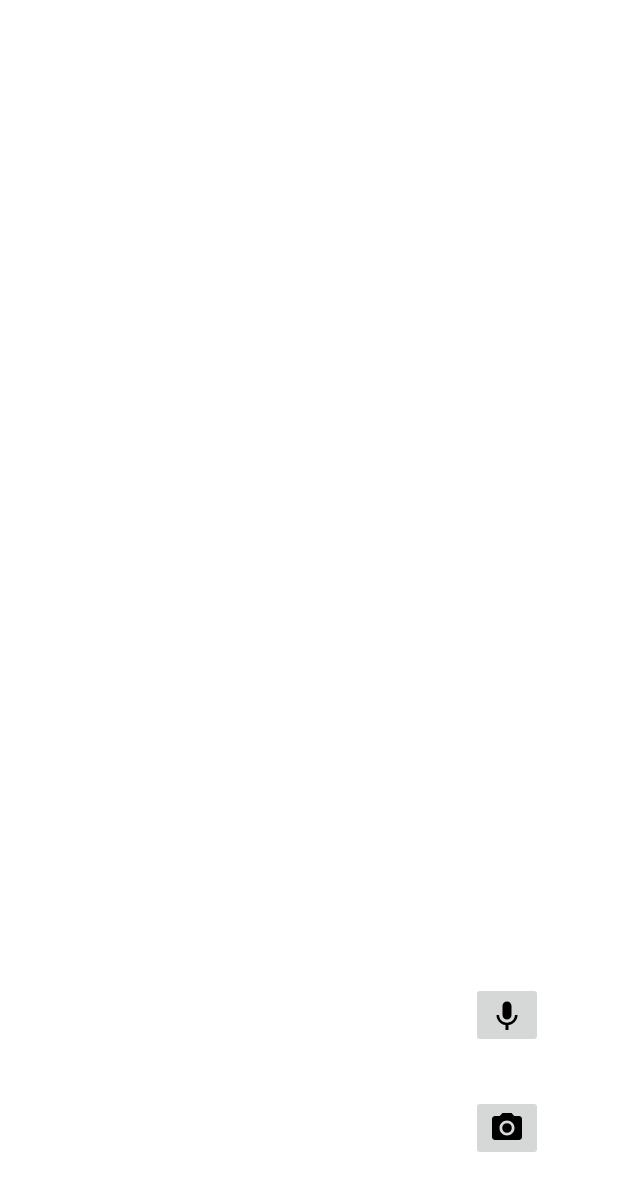
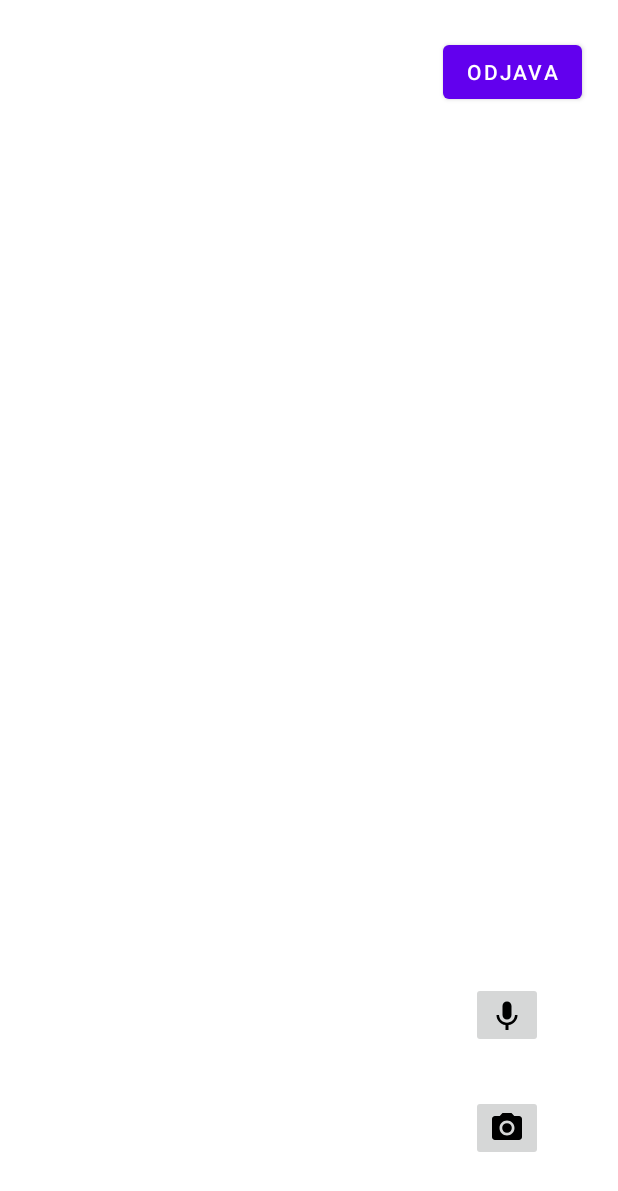
Before and after one commit to nmidzic20/GeoGallery, an Android app: the layout activity_home.xml on its own in the app's theme, with its tools: preview values and no code run, on a phone screen of 412 x 824 dp. Shown: the top 1191 px of the screen. Run offline under Robolectric (Android 15) with nearby library versions, the phone set to English and light mode, and no system bars.

Commit message:
Implemented logout button and logout logic with stay signed in after closing app #3

```diff
--- a/Software/GeoGallery/app/src/main/res/layout/activity_home.xml
+++ b/Software/GeoGallery/app/src/main/res/layout/activity_home.xml
@@ -26,4 +26,14 @@
         app:layout_constraintTop_toTopOf="parent"
         app:layout_constraintVertical_bias="0.954"
         app:srcCompat="@drawable/ic_voice" />
+
+    <Button
+        android:id="@+id/btnLogout"
+        android:layout_width="wrap_content"
+        android:layout_height="wrap_content"
+        android:layout_marginTop="24dp"
+        android:layout_marginEnd="24dp"
+        android:text="Odjava"
+        app:layout_constraintEnd_toEndOf="parent"
+        app:layout_constraintTop_toTopOf="parent" />
 </androidx.constraintlayout.widget.ConstraintLayout>
```
Also changed, not shown: Software/GeoGallery/app/src/main/java/org/foi/rampu/geogallery/HomeActivity.kt (+17 -0 lines), Software/GeoGallery/app/src/main/java/org/foi/rampu/geogallery/MainActivity.kt (+6 -1 lines).
